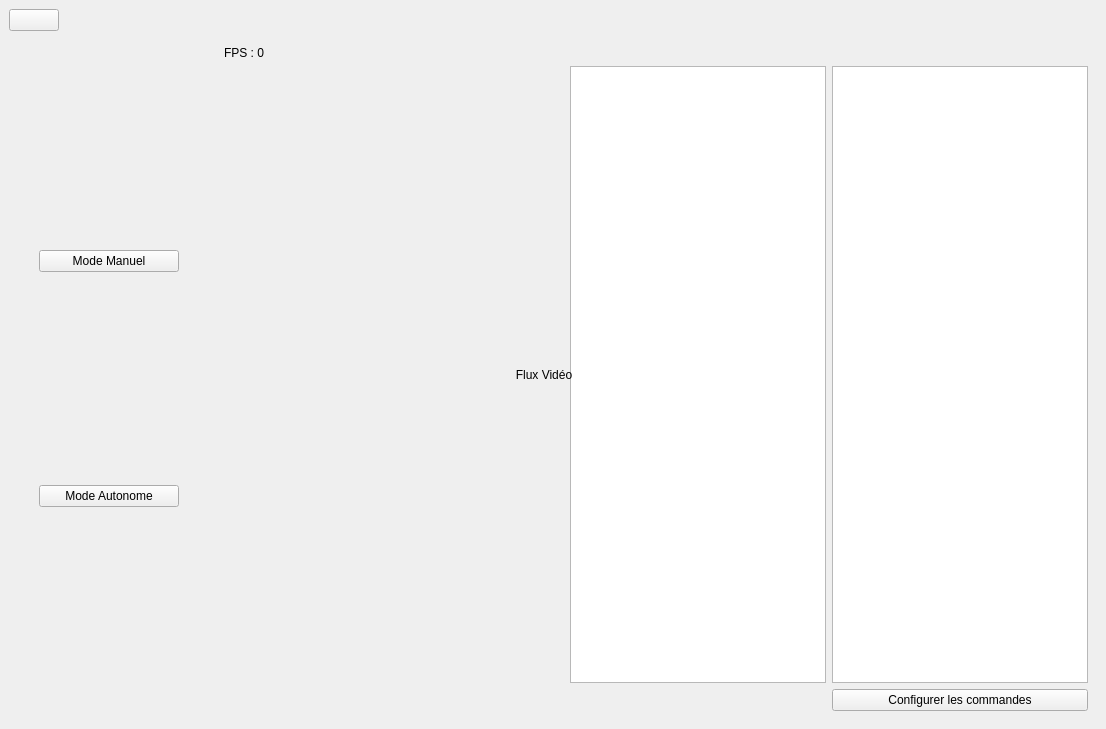
Qt form ui/main_window.ui (16Flavio/ProjetBAB3) before a commit.
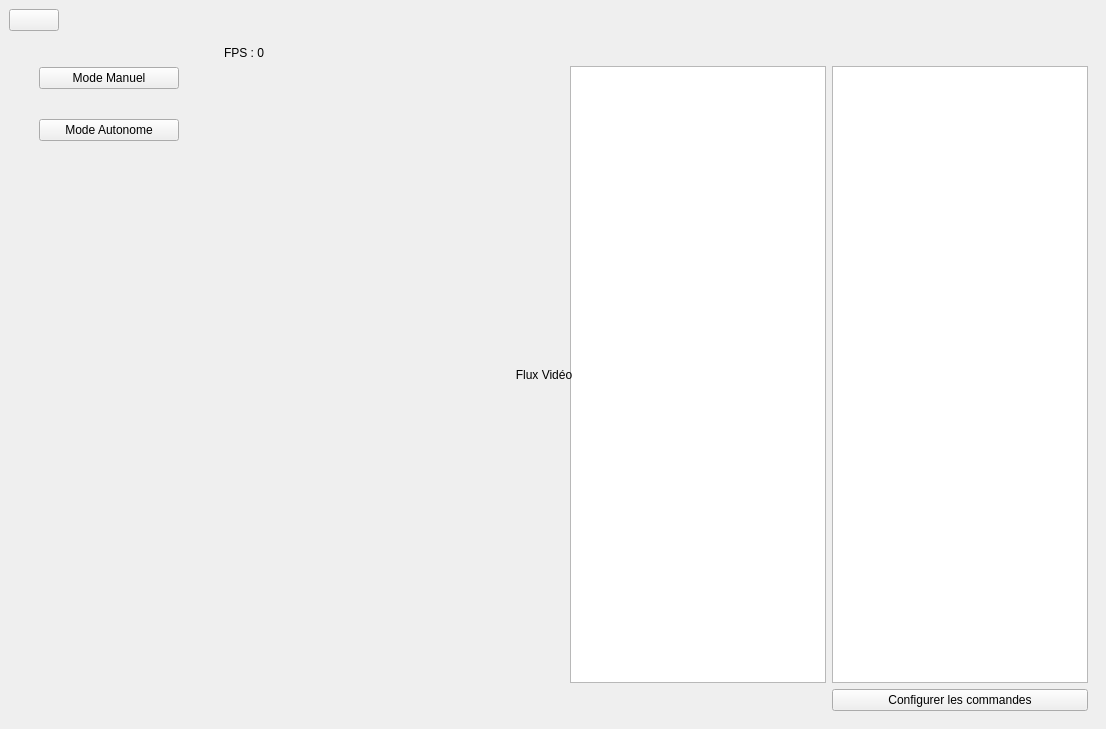
The same form after that commit. The open tabs and pages were chosen to show the change. Icons and pictures are not drawn.

What changed in the file:
```diff
--- a/ui/main_window.ui
+++ b/ui/main_window.ui
@@ -66,7 +66,7 @@
         </property>
         <layout class="QVBoxLayout" name="verticalLayout">
          <property name="spacing">
-          <number>0</number>
+          <number>30</number>
          </property>
          <property name="sizeConstraint">
           <enum>QLayout::SetDefaultConstraint</enum>
@@ -75,13 +75,13 @@
           <number>30</number>
          </property>
          <property name="topMargin">
-          <number>0</number>
+          <number>30</number>
          </property>
          <property name="rightMargin">
           <number>30</number>
          </property>
          <property name="bottomMargin">
-          <number>0</number>
+          <number>30</number>
          </property>
          <item>
           <widget class="QPushButton" name="manualMode">
@@ -103,6 +103,19 @@
            </property>
           </widget>
          </item>
+         <item>
+          <spacer name="verticalSpacer">
+           <property name="orientation">
+            <enum>Qt::Vertical</enum>
+           </property>
+           <property name="sizeHint" stdset="0">
+            <size>
+             <width>20</width>
+             <height>40</height>
+            </size>
+           </property>
+          </spacer>
+         </item>
         </layout>
        </widget>
       </item>
```
Left out of the diff: 2 changed lines with no effect on the pictures.
